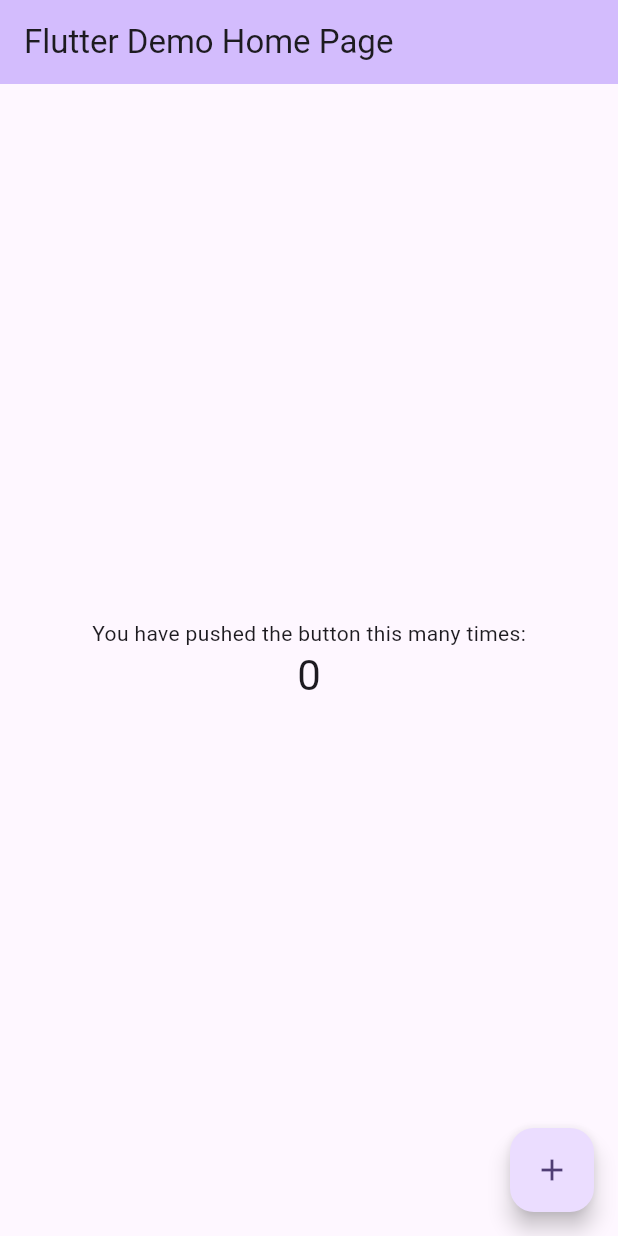
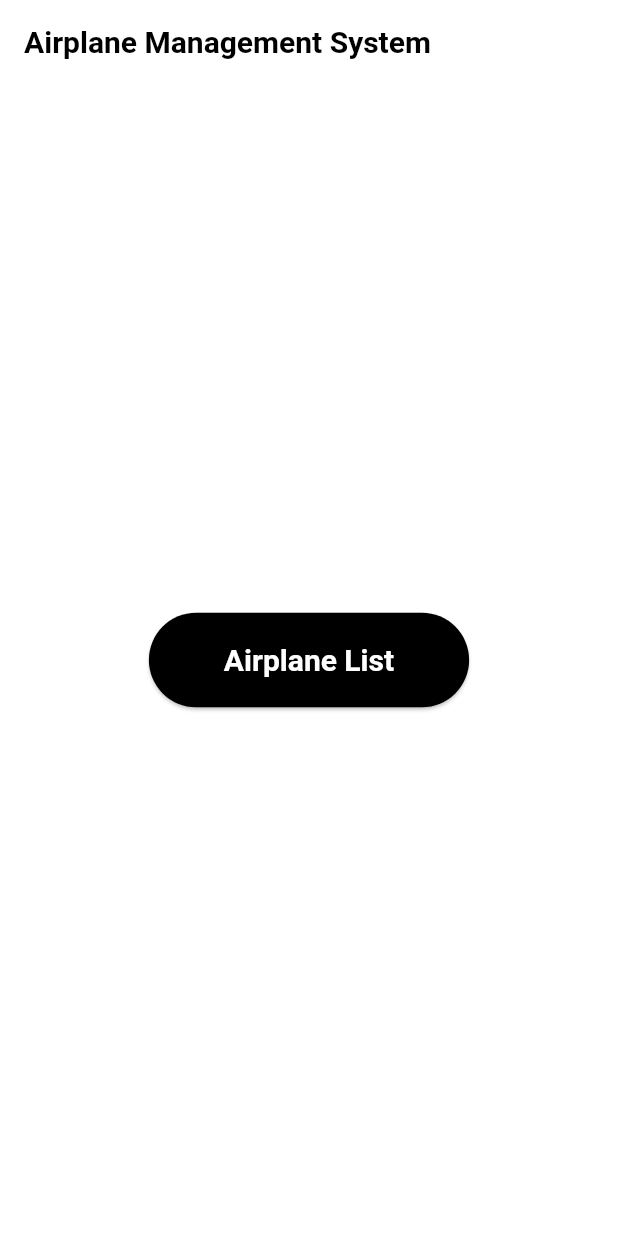
Before and after one commit to jotx19/FlightManager, a Flutter app: the screen it shows after launch, on a phone screen of 412 x 824 dp. Run offline on Flutter 3.47's test engine with Material 3 defaults, Android fonts, the phone set to English and light mode, and no system bars; our stand-ins replace floor, google_fonts, sqflite; accounts and stored records are empty; generated files the repository leaves out were written again.

Commit message:
Other classes

```diff
--- /dev/null
+++ b/lib/airplane_list_provider.dart
@@ -0,0 +1,35 @@
+import 'package:flutter/material.dart';
+import 'airplane.dart';
+import 'airplane_database.dart';
+
+class AirplaneListProvider extends ChangeNotifier {
+  List<Airplane> _airplanes = [];
+
+  List<Airplane> get airplanes => _airplanes;
+
+  void addAirplane(Airplane airplane) async {
+    final db = await AirplaneDatabase.instance;
+    await db.airplaneDao.insertAirplane(airplane);
+    loadAirplanes();
+  }
+
+  void updateAirplane(Airplane airplane) async {
+    final db = await AirplaneDatabase.instance;
+    await db.airplaneDao.updateAirplane(airplane);
+    loadAirplanes();
+  }
+
+  void deleteAirplane(int? id) async {
+    if (id != null) {
+      final db = await AirplaneDatabase.instance;
+      await db.airplaneDao.deleteAirplane(Airplane(id: id, type: '', numberOfPassengers: 0, maxSpeed: 0, range: 0));
+      loadAirplanes();
+    }
+  }
+
+  Future<void> loadAirplanes() async {
+    final db = await AirplaneDatabase.instance;
+    _airplanes = await db.airplaneDao.findAllAirplanes();
+    notifyListeners();
+  }
+}
--- a/lib/main.dart
+++ b/lib/main.dart
@@ -1,125 +1,95 @@
 import 'package:flutter/material.dart';
+import 'package:flutter_localizations/flutter_localizations.dart';
+import 'package:provider/provider.dart';
+import 'airplane_list_page.dart';
+import 'airplane_list_provider.dart'; // Import the provider
 
-void main() {
-  runApp(const MyApp());
-}
+void main() => runApp(MyApp());
 
 class MyApp extends StatelessWidget {
-  const MyApp({super.key});
-
-  // This widget is the root of your application.
   @override
   Widget build(BuildContext context) {
-    return MaterialApp(
-      title: 'Flutter Demo',
-      theme: ThemeData(
-        // This is the theme of your application.
-        //
-        // TRY THIS: Try running your application with "flutter run". You'll see
-        // the application has a purple toolbar. Then, without quitting the app,
-        // try changing the seedColor in the colorScheme below to Colors.green
-        // and then invoke "hot reload" (save your changes or press the "hot
-        // reload" button in a Flutter-supported IDE, or press "r" if you used
-        // the command line to start the app).
-        //
-        // Notice that the counter didn't reset back to zero; the application
-        // state is not lost during the reload. To reset the state, use hot
-        // restart instead.
-        //
-        // This works for code too, not just values: Most code changes can be
-        // tested with just a hot reload.
-        colorScheme: ColorScheme.fromSeed(seedColor: Colors.deepPurple),
-        useMaterial3: true,
+    return MultiProvider(
+      providers: [
+        ChangeNotifierProvider(create: (_) => AirplaneListProvider()..loadAirplanes()),
+      ],
+      child: MaterialApp(
+        debugShowCheckedModeBanner: false,
+        title: 'Airplane Management System',
+        theme: ThemeData(
+          brightness: Brightness.light,
+          primaryColor: Colors.white,
+          scaffoldBackgroundColor: Colors.white,
+          appBarTheme: AppBarTheme(
+            backgroundColor: Colors.white,
+            elevation: 0,
+            titleTextStyle: TextStyle(fontSize: 20.0, fontWeight: FontWeight.bold, color: Colors.black),
+            iconTheme: IconThemeData(color: Colors.black),
+            toolbarTextStyle: TextTheme(
+              headline6: TextStyle(fontSize: 20.0, fontWeight: FontWeight.bold, color: Colors.black),
+            ).bodyText2,
+          ),
+          textTheme: TextTheme(
+            bodyLarge: TextStyle(fontSize: 18.0, color: Colors.black87),
+            bodyMedium: TextStyle(fontSize: 16.0, color: Colors.black54),
+            titleLarge: TextStyle(fontSize: 24.0, fontWeight: FontWeight.bold, color: Colors.black),
+          ),
+          elevatedButtonTheme: ElevatedButtonThemeData(
+            style: ElevatedButton.styleFrom(
+              backgroundColor: Colors.black,
+              foregroundColor: Colors.white,
+              padding: EdgeInsets.symmetric(horizontal: 50, vertical: 20),
+              textStyle: TextStyle(fontSize: 20, fontWeight: FontWeight.bold),
+            ),
+          ),
+        ),
+        home: MainPage(),
+        localizationsDelegates: [
+          GlobalMaterialLocalizations.delegate,
+          GlobalWidgetsLocalizations.delegate,
+        ],
+        supportedLocales: [
+          const Locale('en', 'US'), // American English
+          const Locale('en', 'GB'), // British English
+        ],
       ),
-      home: const MyHomePage(title: 'Flutter Demo Home Page'),
     );
   }
 }
 
-class MyHomePage extends StatefulWidget {
-  const MyHomePage({super.key, required this.title});
-
-  // This widget is the home page of your application. It is stateful, meaning
-  // that it has a State object (defined below) that contains fields that affect
-  // how it looks.
-
-  // This class is the configuration for the state. It holds the values (in this
-  // case the title) provided by the parent (in this case the App widget) and
-  // used by the build method of the State. Fields in a Widget subclass are
-  // always marked "final".
-
-  final String title;
-
-  @override
-  State<MyHomePage> createState() => _MyHomePageState();
-}
-
-class _MyHomePageState extends State<MyHomePage> {
-  int _counter = 0;
-
-  void _incrementCounter() {
-    setState(() {
-      // This call to setState tells the Flutter framework that something has
-      // changed in this State, which causes it to rerun the build method below
-      // so that the display can reflect the updated values. If we changed
-      // _counter without calling setState(), then the build method would not be
-      // called again, and so nothing would appear to happen.
-      _counter++;
-    });
-  }
-
+class MainPage extends StatelessWidget {
   @override
   Widget build(BuildContext context) {
-    // This method is rerun every time setState is called, for instance as done
-    // by the _incrementCounter method above.
-    //
-    // The Flutter framework has been optimized to make rerunning build methods
-    // fast, so that you can just rebuild anything that needs updating rather
-    // than having to individually change instances of widgets.
     return Scaffold(
       appBar: AppBar(
-        // TRY THIS: Try changing the color here to a specific color (to
-        // Colors.amber, perhaps?) and trigger a hot reload to see the AppBar
-        // change color while the other colors stay the same.
-        backgroundColor: Theme.of(context).colorScheme.inversePrimary,
-        // Here we take the value from the MyHomePage object that was created by
-        // the App.build method, and use it to set our appbar title.
-        title: Text(widget.title),
+        title: Text(
+          'Airplane Management System',
+          style: TextStyle(color: Colors.black, fontWeight: FontWeight.bold),
+        ),
       ),
       body: Center(
-        // Center is a layout widget. It takes a single child and positions it
-        // in the middle of the parent.
         child: Column(
-          // Column is also a layout widget. It takes a list of children and
-          // arranges them vertically. By default, it sizes itself to fit its
-          // children horizontally, and tries to be as tall as its parent.
-          //
-          // Column has various properties to control how it sizes itself and
-          // how it positions its children. Here we use mainAxisAlignment to
-          // center the children vertically; the main axis here is the vertical
-          // axis because Columns are vertical (the cross axis would be
-          // horizontal).
-          //
-          // TRY THIS: Invoke "debug painting" (choose the "Toggle Debug Paint"
-          // action in the IDE, or press "p" in the console), to see the
-          // wireframe for each widget.
           mainAxisAlignment: MainAxisAlignment.center,
           children: <Widget>[
-            const Text(
-              'You have pushed the button this many times:',
+            ElevatedButton(
+              onPressed: () {
+                Navigator.push(
+                  context,
+                  MaterialPageRoute(builder: (context) => AirplaneListPage()),
+                );
+              },
+              child: Text('Airplane List'),
+              style: ElevatedButton.styleFrom(
+                backgroundColor: Colors.black,
+                foregroundColor: Colors.white,
+                padding: EdgeInsets.symmetric(horizontal: 50, vertical: 20),
+                textStyle: TextStyle(fontSize: 20, fontWeight: FontWeight.bold),
+              ),
             ),
-            Text(
-              '$_counter',
-              style: Theme.of(context).textTheme.headlineMedium,
-            ),
+            // Add other buttons for different parts of the project
           ],
         ),
       ),
-      floatingActionButton: FloatingActionButton(
-        onPressed: _incrementCounter,
-        tooltip: 'Increment',
-        child: const Icon(Icons.add),
-      ), // This trailing comma makes auto-formatting nicer for build methods.
     );
   }
 }
```
Also changed, not shown: lib/add_airplane_page.dart (added, +91 -0 lines), lib/airplane_detail_page.dart (added, +131 -0 lines), lib/airplane_list_page.dart (added, +151 -0 lines), pubspec.yaml (+3 -5 lines), assets/aeroplane.jpeg (added), lib/airplane_database.g.dart (added), pubspec.lock, 1 other file.
